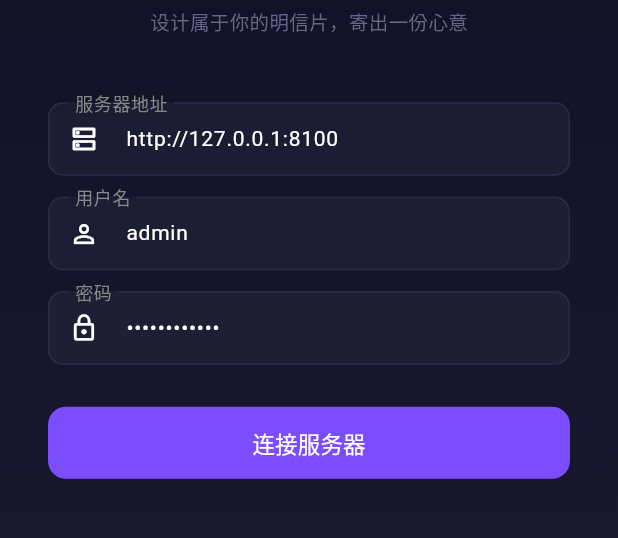
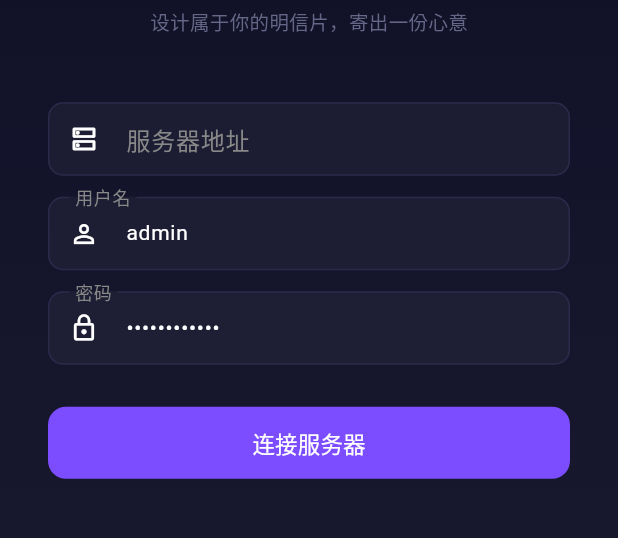
Before and after one commit to muyang/QuasarPostcard, a Flutter app: the screen it shows after launch, on a phone screen of 412 x 824 dp, the part 476-1014 px from its top. Run offline on Flutter 3.47's test engine with Material 3 defaults, Android fonts, the phone set to English and light mode, and no system bars; our stand-ins replace shared_preferences; missing offline and left inert: dart:html.

Commit message:
Fix: Use current origin for API calls instead of hardcoded localhost
Default ApiService._baseUrl changed from http://127.0.0.1:8100 to empty
string, so API calls use the current browser origin. This allows the app
to work from any URL (e.g. https://postcard.hn.takin.cc/) without manual
server URL configuration. Login screen updated to allow empty server URL.

Co-Authored-By: Claude Opus 4.7 <noreply@anthropic.com>

```diff
--- a/lib/screens/login_screen.dart
+++ b/lib/screens/login_screen.dart
@@ -10,7 +10,7 @@ class LoginScreen extends StatefulWidget {
 }
 
 class _LoginScreenState extends State<LoginScreen> with SingleTickerProviderStateMixin {
-  final _serverController = TextEditingController(text: 'http://127.0.0.1:8100');
+  final _serverController = TextEditingController(text: '');
   final _userController = TextEditingController(text: 'admin');
   final _passController = TextEditingController(text: 'postcard2024');
   bool _loading = false;
@@ -43,8 +43,7 @@ class _LoginScreenState extends State<LoginScreen> with SingleTickerProviderStat
     final password = _passController.text.trim();
 
     if (serverUrl.isEmpty) {
-      setState(() { _error = '请输入服务器地址'; _loading = false; });
-      return;
+      // Empty URL means use the current origin — works when Flutter app is served from same server as API
     }
 
     await ApiService.saveConfig(serverUrl, '');
@@ -84,7 +83,7 @@ class _LoginScreenState extends State<LoginScreen> with SingleTickerProviderStat
                   const SizedBox(height: 6),
                   const Text('设计属于你的明信片，寄出一份心意', style: TextStyle(fontSize: 13, color: Color(0xFF666688))),
                   const SizedBox(height: 44),
-                  _buildField(controller: _serverController, label: '服务器地址', hint: 'http://192.168.1.161:8100', icon: Icons.dns_outlined),
+                  _buildField(controller: _serverController, label: '服务器地址', hint: '留空则使用当前地址', icon: Icons.dns_outlined),
                   const SizedBox(height: 14),
                   _buildField(controller: _userController, label: '用户名', hint: 'admin', icon: Icons.person_outline),
                   const SizedBox(height: 14),
--- a/lib/services/api_service.dart
+++ b/lib/services/api_service.dart
@@ -10,7 +10,7 @@ class LoginResult {
 }
 
 class ApiService {
-  static String _baseUrl = 'http://127.0.0.1:8100';
+  static String _baseUrl = '';
   static String _token = '';
 
   static String get baseUrl => _baseUrl;
@@ -18,7 +18,7 @@ class ApiService {
 
   static Future<void> init() async {
     final prefs = await SharedPreferences.getInstance();
-    _baseUrl = prefs.getString('postcard_server_url') ?? 'http://127.0.0.1:8100';
+    _baseUrl = prefs.getString('postcard_server_url') ?? '';
     _token = prefs.getString('postcard_token') ?? '';
   }
 
```
Also changed, not shown: 2 other files.
